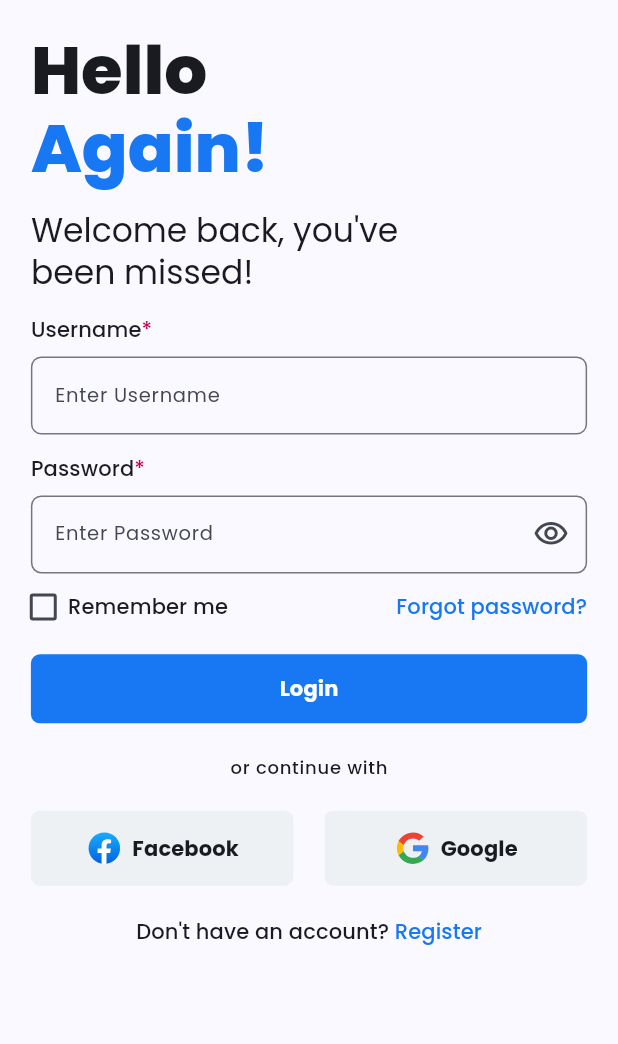
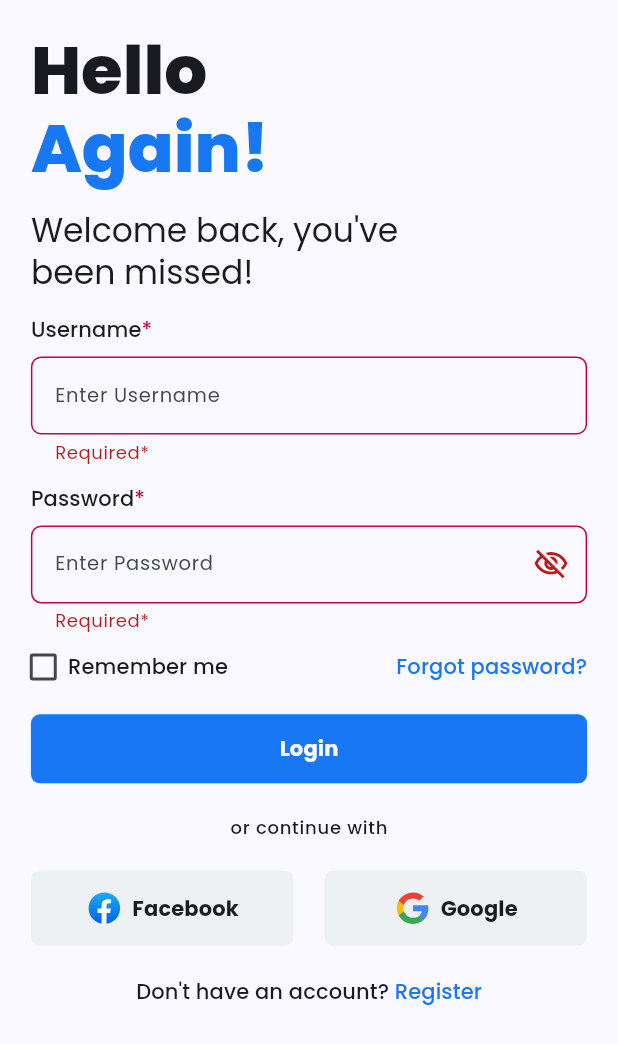
Before and after one commit to shaikh-sariya/kabar-app-flutter, a Flutter app: the LoginPage screen opened by its route, after a tap on "Login", on a phone screen of 412 x 824 dp. Shown: the top 1044 px of the screen. Run offline on Flutter 3.47's test engine with Material 3 defaults, Android fonts, the phone set to English and light mode, and no system bars; our stand-ins replace bloc, equatable, flutter_bloc, flutter_screenutil, flutter_svg, go_router and 1 more; statements that could not run were skipped.

```diff
--- a/lib/core/constants/imports.dart
+++ b/lib/core/constants/imports.dart
@@ -1,5 +1,7 @@
 export 'package:bloc/bloc.dart';
+export 'package:equatable/equatable.dart';
 export 'package:flutter/material.dart';
+export 'package:flutter/services.dart';
 export 'package:flutter_bloc/flutter_bloc.dart';
 export 'package:flutter_screenutil/flutter_screenutil.dart';
 export 'package:flutter_svg/flutter_svg.dart';
@@ -7,8 +9,10 @@ export 'package:go_router/go_router.dart';
 export 'package:news_app/core/constants/colors.dart';
 export 'package:news_app/core/constants/images.dart';
 export 'package:news_app/core/constants/strings.dart';
+export 'package:news_app/core/constants/widgets.dart';
 export 'package:news_app/core/debug/bloc_observer.dart';
 export 'package:news_app/core/enums/pages.dart';
+export 'package:news_app/core/enums/text_field.dart';
 export 'package:news_app/core/extensions/context_extension.dart';
 export 'package:news_app/core/theme/theme.dart';
 export 'package:news_app/modules/authentication/login/presentation/cubits/login_cubit.dart';
@@ -24,6 +28,3 @@ export 'package:news_app/modules/onboarding/splash/presentation/pages/splash.dar
 export 'package:news_app/routes/route_observer.dart';
 export 'package:news_app/routes/router.dart';
 export 'package:news_app/routes/routes.dart';
-export 'package:equatable/equatable.dart';
-export 'package:news_app/core/constants/widgets.dart';
-export 'package:news_app/core/enums/text_field.dart';
--- a/lib/core/constants/strings.dart
+++ b/lib/core/constants/strings.dart
@@ -55,4 +55,12 @@ class AppStrings {
   static String get noAccount => "Don't have an account?";
 
   static String get register => 'Register';
+
+  static String get search => 'search';
+
+  static String get trending => 'Trending';
+
+  static String get seeAll => 'See all';
+
+  static String get required => 'Required*';
 }
--- a/lib/core/constants/widgets.dart
+++ b/lib/core/constants/widgets.dart
@@ -12,14 +12,36 @@ class AppWidgets {
     final textTheme = context.theme.textTheme;
     String text;
     String hintText;
+    List<TextInputFormatter>? inputFormatters;
+    String? Function(String?)? validator;
 
     switch (type) {
       case TextFieldType.username:
         text = AppStrings.userName;
         hintText = AppStrings.enterUsername;
+        inputFormatters = [
+          FilteringTextInputFormatter.allow(RegExp('[a-zA-Z0-9_]+')),
+        ];
+        validator = (value) {
+          if ((value ?? '').isEmpty) {
+            return AppStrings.required;
+          }
+          return null;
+        };
       case TextFieldType.password:
         text = AppStrings.password;
         hintText = AppStrings.enterPassword;
+        inputFormatters = [
+          FilteringTextInputFormatter.allow(
+            RegExp(r'[a-zA-Z0-9!@#$%^&*()_+=-]+'),
+          ),
+        ];
+        validator = (value) {
+          if ((value ?? '').isEmpty) {
+            return AppStrings.required;
+          }
+          return null;
+        };
     }
     return Column(
       crossAxisAlignment: CrossAxisAlignment.start,
@@ -44,6 +66,8 @@ class AppWidgets {
               padding: EdgeInsets.only(top: 0.01.sh),
               child: TextFormField(
                 controller: controller,
+                inputFormatters: inputFormatters,
+                validator: validator,
                 onTapOutside: (value) {
                   FocusScope.of(context).unfocus();
                 },
--- a/lib/modules/authentication/login/presentation/cubits/login_cubit.dart
+++ b/lib/modules/authentication/login/presentation/cubits/login_cubit.dart
@@ -9,6 +9,8 @@ class LoginCubit extends Cubit<LoginState> {
 
   final usernameController = TextEditingController();
   final passwordController = TextEditingController();
-  final showPassword = ValueNotifier<bool>(false);
+  final obscureText = ValueNotifier<bool>(true);
   final rememberMe = ValueNotifier<bool>(false);
+
+  final formKey = GlobalKey<FormState>();
 }
--- a/lib/modules/authentication/login/presentation/pages/login.dart
+++ b/lib/modules/authentication/login/presentation/pages/login.dart
@@ -1,5 +1,3 @@
-import 'package:flutter/cupertino.dart';
-import 'package:flutter/material.dart';
 import 'package:news_app/core/constants/imports.dart';
 
 class LoginPage extends StatefulWidget {
@@ -16,8 +14,11 @@ class _LoginPageState extends State<LoginPage> {
     final textTheme = context.theme.textTheme;
     return Scaffold(
       body: SafeArea(
+        child: SingleChildScrollView(
           child: Padding(
             padding: EdgeInsets.all(0.05.sw),
+            child: Form(
+              key: cubit.formKey,
               child: Column(
                 crossAxisAlignment: CrossAxisAlignment.start,
                 children: [
@@ -52,7 +53,7 @@ class _LoginPageState extends State<LoginPage> {
                       context: context,
                       type: TextFieldType.password,
                       controller: cubit.passwordController,
-                  obscureText: cubit.showPassword,
+                      obscureText: cubit.obscureText,
                     ),
                   ),
                   Row(
@@ -99,7 +100,9 @@ class _LoginPageState extends State<LoginPage> {
                       children: [
                         Expanded(
                           child: FilledButton(
-                        onPressed: () {},
+                            onPressed: () {
+                              cubit.formKey.currentState!.validate();
+                            },
                             style: FilledButton.styleFrom(
                               padding: const EdgeInsets.symmetric(
                                 horizontal: 24,
@@ -214,6 +217,8 @@ class _LoginPageState extends State<LoginPage> {
               ),
             ),
           ),
+        ),
+      ),
     );
   }
 }
```
Also changed, not shown: pubspec.yaml (+9 -8 lines), pubspec.lock. Lines whose indentation alone changed are shown as unchanged.
